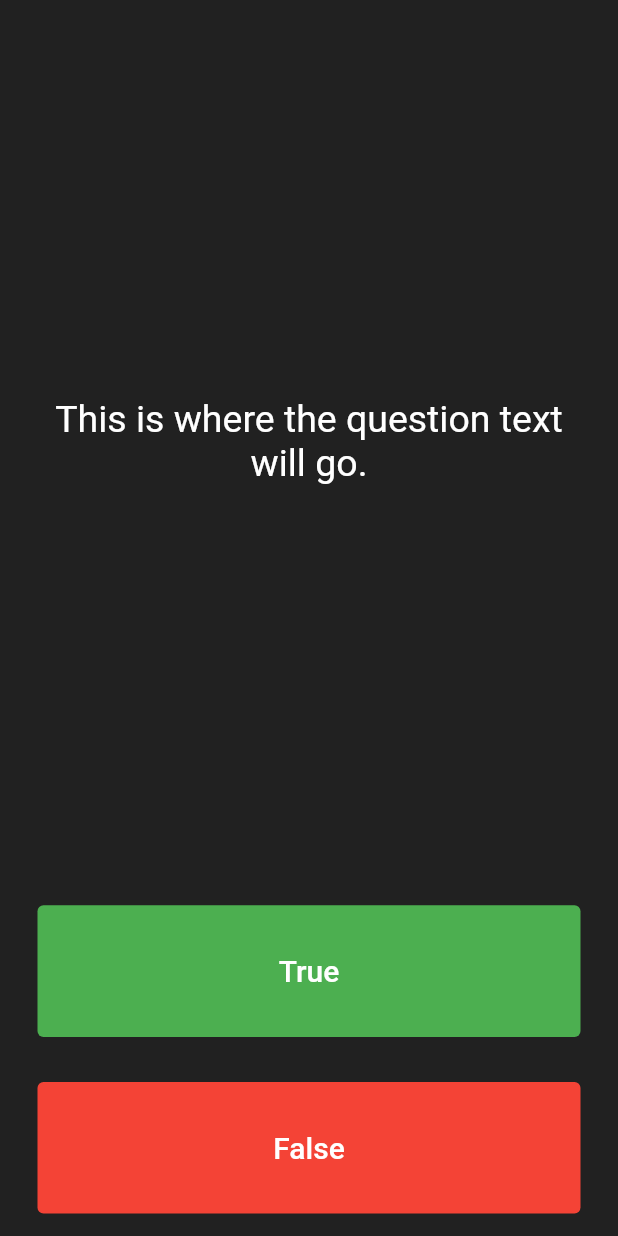
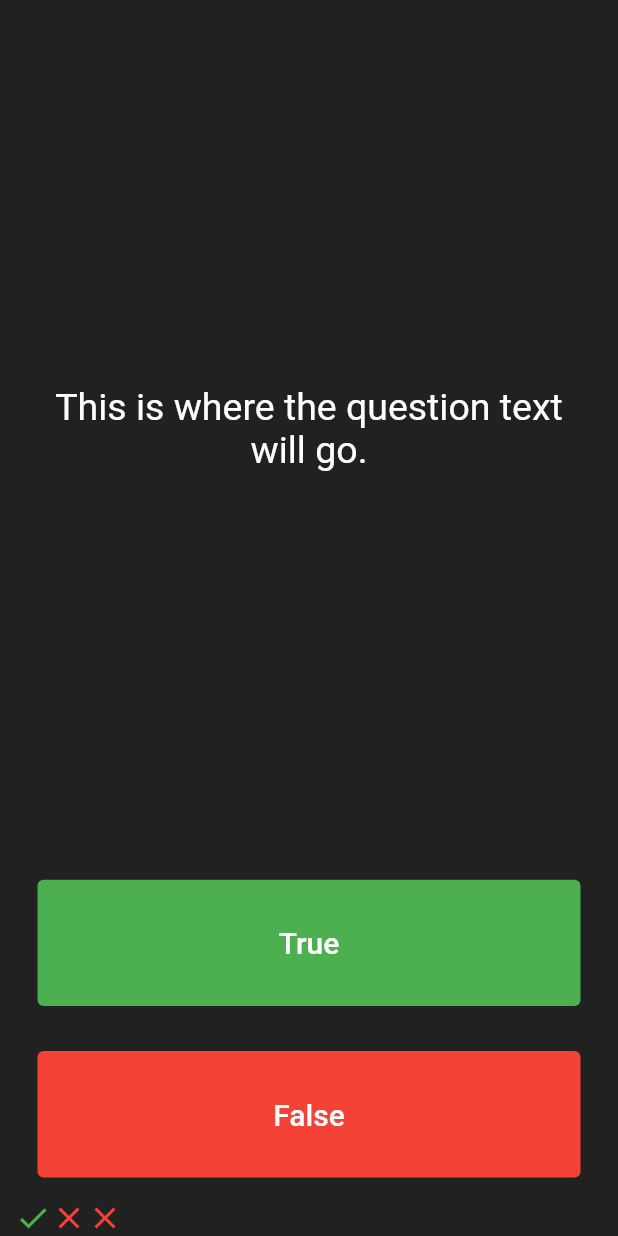
Before and after one commit to prasadsiv/Quiz, a Flutter app: the screen it shows after launch, on a phone screen of 412 x 824 dp. Run offline on Flutter 3.47's test engine with Material 2 defaults, Android fonts, the phone set to English and light mode, and no system bars.

Commit message:
Added Iconwidgets

```diff
--- a/quizzler/lib/main.dart
+++ b/quizzler/lib/main.dart
@@ -93,6 +93,22 @@ class _QuizePageState extends State<QuizePage> {
             ),
           ),
         ),
+        Row(
+          children: <Widget>[
+            Icon(
+              Icons.check,
+              color: Colors.green,
+            ),
+            Icon(
+              Icons.close,
+              color: Colors.red,
+            ),
+            Icon(
+              Icons.close,
+              color: Colors.red,
+            )
+          ],
+        )
       ],
     );
   }
```
